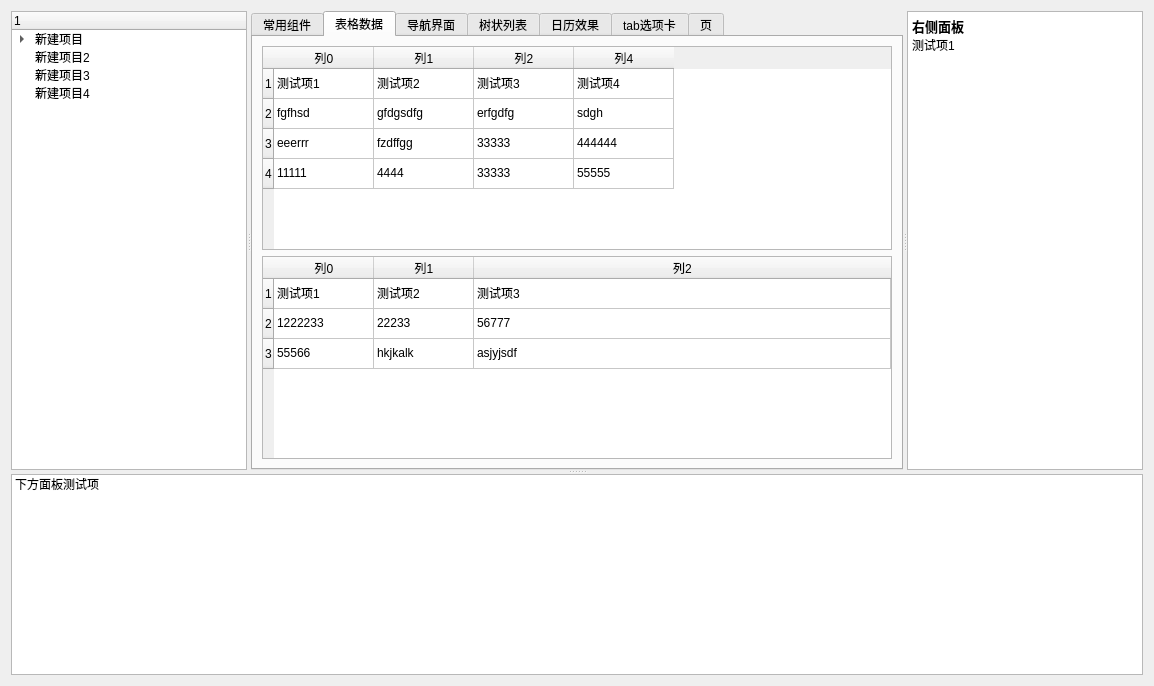
Old version of the form TestModule/mainwidget.ui in the repository zhongyang219/RibbonUiFrame.
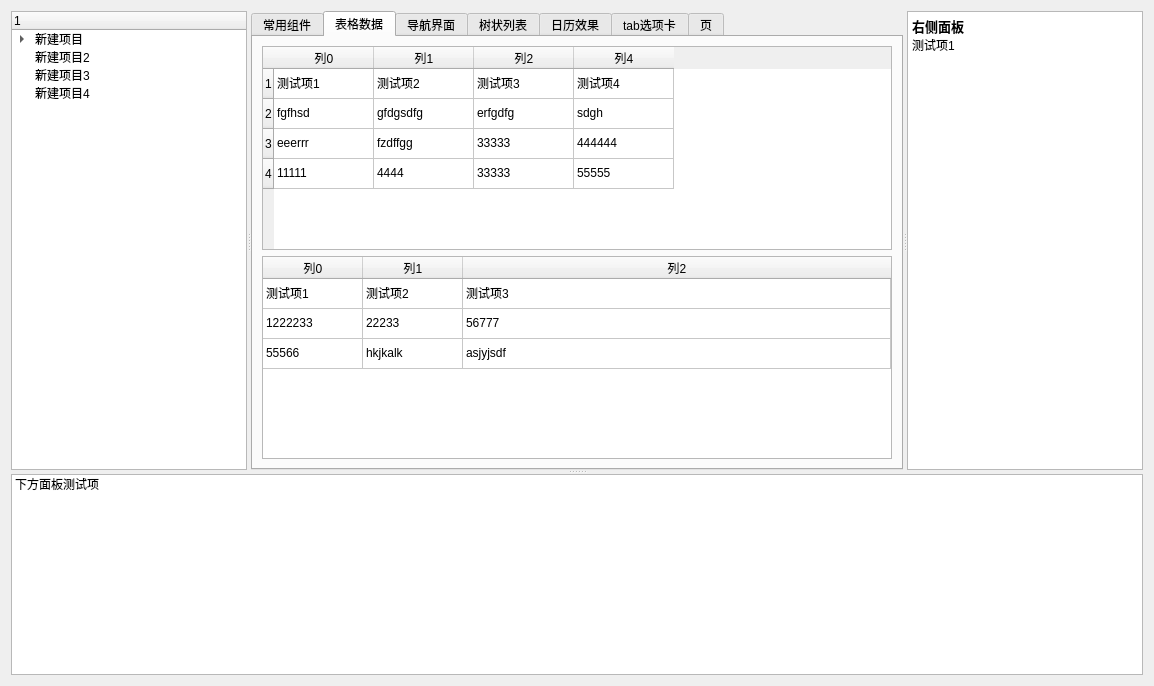
New version of the form. The open tabs and pages were chosen to show the change. Icons and pictures are not drawn.

Patch:
```diff
--- a/TestModule/mainwidget.ui
+++ b/TestModule/mainwidget.ui
@@ -476,6 +476,9 @@
            <attribute name="horizontalHeaderStretchLastSection">
             <bool>true</bool>
            </attribute>
+           <attribute name="verticalHeaderVisible">
+            <bool>false</bool>
+           </attribute>
            <row>
             <property name="text">
              <string>1</string>
```
Left out of the diff: 2 changed lines with no effect on the pictures.
